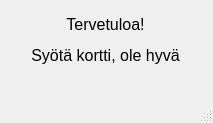
Old version of the form bank-automat/mainwindow.ui in the repository JuusoToratti/tvt23pankkiprojekti.
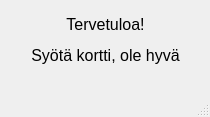
New version of the form.

What changed in the file:
```diff
--- a/bank-automat/mainwindow.ui
+++ b/bank-automat/mainwindow.ui
@@ -6,8 +6,8 @@
    <rect>
     <x>0</x>
     <y>0</y>
-    <width>213</width>
-    <height>123</height>
+    <width>210</width>
+    <height>117</height>
    </rect>
   </property>
   <property name="windowTitle">
```
Left out of the diff: 7 changed lines with no effect on the pictures.
